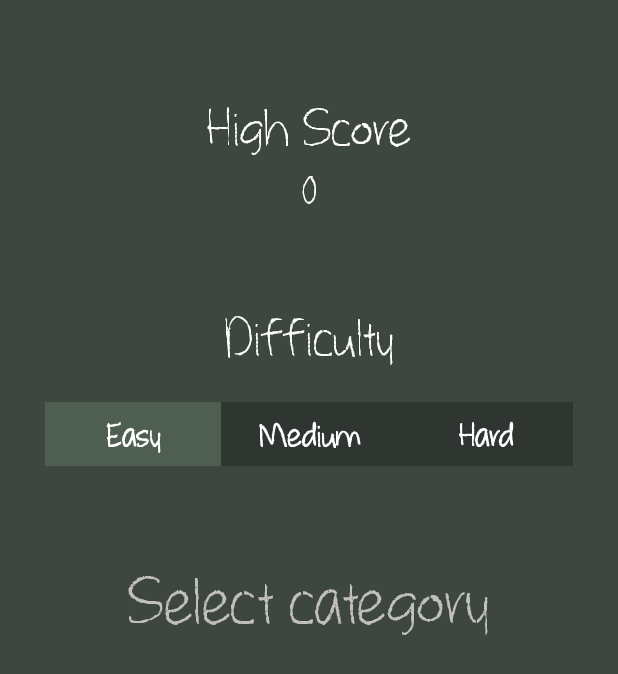
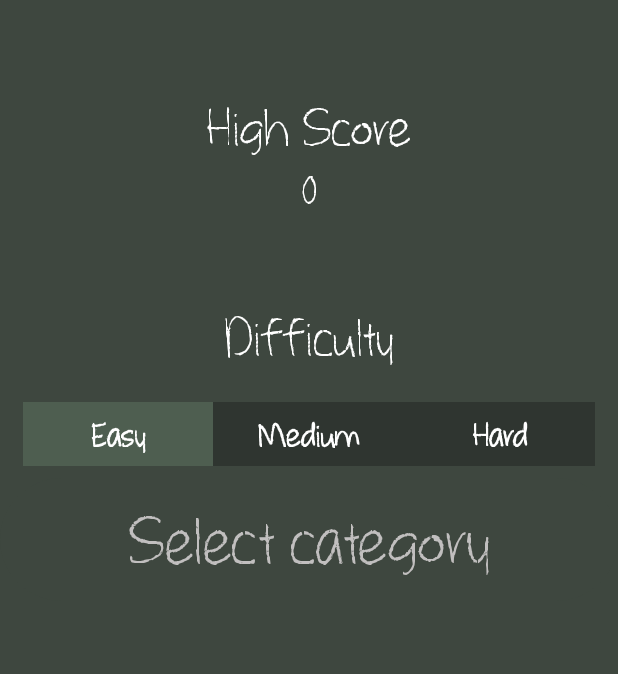
Before and after one commit to UlisesR2002/Final_Exams, an Android app: the OptionActivity screen opened directly, with no data from a screen before it, on a phone screen of 412 x 824 dp. Shown: the top 674 px of the screen. Run offline under Robolectric (Android 15) with nearby library versions, the phone set to English and light mode, and no system bars; network calls fail.

Commit message:
Arreglos para la apk y el modo noche (18/12) Ulises Muñoz

```diff
--- a/app/src/main/res/layout/activity_option.xml
+++ b/app/src/main/res/layout/activity_option.xml
@@ -51,10 +51,9 @@
         android:id="@+id/linearLayout"
         android:layout_width="match_parent"
         android:layout_height="wrap_content"
-        android:layout_marginStart="30dp"
+        android:layout_marginStart="15dp"
         android:layout_marginTop="16dp"
-        android:layout_marginEnd="30dp"
-        android:layout_marginBottom="16dp"
+        android:layout_marginEnd="15dp"
         android:orientation="horizontal"
         app:layout_constraintEnd_toEndOf="parent"
         app:layout_constraintStart_toStartOf="parent"
@@ -95,18 +94,17 @@
     <Button
         android:id="@+id/optionSelectCategoryButton"
         style="@style/FinalExamsButton"
-        android:layout_width="290dp"
-        android:layout_height="wrap_content"
-        android:layout_marginStart="61dp"
-        android:layout_marginEnd="61dp"
+        android:layout_width="0dp"
+        android:layout_height="90dp"
         android:layout_marginBottom="340dp"
         android:layout_weight="1"
         android:text="@string/option_select_category_button"
         app:layout_constraintBottom_toBottomOf="parent"
         app:layout_constraintEnd_toEndOf="parent"
-        app:layout_constraintHorizontal_bias="1.0"
+        app:layout_constraintHorizontal_bias="0.495"
         app:layout_constraintStart_toStartOf="parent"
         app:layout_constraintTop_toBottomOf="@+id/linearLayout"
+        app:layout_constraintVertical_bias="0.0"
         tools:ignore="TextSizeCheck" />
 
 </androidx.constraintlayout.widget.ConstraintLayout>
--- a/app/src/main/res/values-night/themes.xml
+++ b/app/src/main/res/values-night/themes.xml
@@ -1,7 +1,58 @@
 <resources xmlns:tools="http://schemas.android.com/tools">
     <!-- Base application theme. -->
     <style name="Base.Theme.FinalExams" parent="Theme.Material3.DayNight.NoActionBar">
-        <!-- Customize your dark theme here. -->
-        <!-- <item name="colorPrimary">@color/my_dark_primary</item> -->
+        <item name="colorPrimary">@color/colorPrimary</item>
+        <item name="colorPrimaryDark">@color/colorPrimaryDark</item>
+        <item name="colorAccent">@color/colorAccent</item>
     </style>
+
+    <style name="FinalExamsTitlesTexts">
+        <item name="android:textColor">@color/colorTextTile</item>
+        <item name="android:textSize">100sp</item>
+        <item name="android:gravity">center</item>
+        <item name="android:fontFamily">@font/whatever_it_takes</item>
+    </style>
+
+    <style name="FinalExamsNumberQuestionsTexts">
+        <item name="android:textColor">@color/colorTextTile</item>
+        <item name="android:textSize">40sp</item>
+        <item name="android:gravity">center</item>
+        <item name="android:fontFamily">@font/whatever_it_takes</item>
+    </style>
+
+    <style name="FinalExamsBodyQuestionsTexts">
+        <item name="android:textColor">@color/colorTextTile</item>
+        <item name="android:textSize">30sp</item>
+        <item name="android:gravity">center</item>
+        <item name="android:fontFamily">@font/whatever_it_takes</item>
+    </style>
+
+    <style name="FinalExamsButton">
+        <item name="android:textColor">@drawable/button_text_color</item>
+        <item name="android:textSize">50sp</item>
+        <item name="android:gravity">center</item>
+        <item name="android:fontFamily">@font/whatever_it_takes</item>
+    </style>
+
+    <style name="FinalExamsTabButton">
+        <item name="android:textColor">@color/white</item>
+        <item name="android:backgroundTint">@color/colorTabButtonBackground</item>
+        <item name="android:layout_width">0dp</item>
+        <item name="android:layout_height">40dp</item>
+        <item name="android:layout_weight">0.5</item>
+        <item name="android:bottomLeftRadius">0dp</item>
+        <item name="android:textSize">25sp</item>
+        <item name="android:textStyle">bold</item>
+        <item name="android:fontFamily">@font/whatever_it_takes</item>
+    </style>
+
+    <style name="FinalExamsAnswerButton">
+        <item name="android:textColor">@drawable/button_text_color</item>
+        <item name="android:textSize">30sp</item>
+        <item name="android:gravity">left</item>
+        <item name="android:textStyle">bold</item>
+        <item name="android:fontFamily">@font/whatever_it_takes</item>
+    </style>
+
+    <style name="Theme.FinalExams" parent="Base.Theme.FinalExams" />
 </resources>
--- a/app/src/main/res/values/colors.xml
+++ b/app/src/main/res/values/colors.xml
@@ -7,7 +7,7 @@
     <!-- Color de los fondos de aplicacion-->
     <color name="colorPrimary">#3E473F</color>
     <color name="colorPrimaryDark">#2F3530</color>
-    <color name="colorAccent">#FBFBFB</color>
+    <color name="colorAccent">#7C8A7D</color>
 
     <!-- Color de los textos de la app -->
     <color name="colorTextTile">#FFFFFFFF</color>
```
